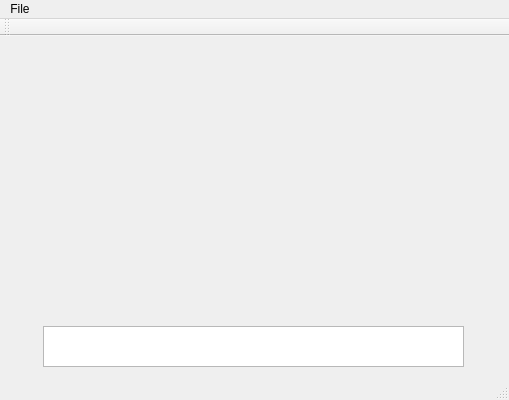
Old version of the form Measurement_Monitor/measurement_monitor.ui in the repository ForSuhr/OscilloscopeSimulator.
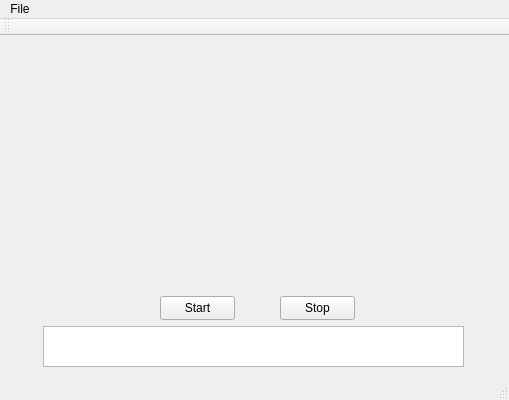
New version of the form.

Diff of the .ui file:
```diff
--- a/Measurement_Monitor/measurement_monitor.ui
+++ b/Measurement_Monitor/measurement_monitor.ui
@@ -34,6 +34,32 @@
      </rect>
     </property>
    </widget>
+   <widget class="QPushButton" name="start_btn">
+    <property name="geometry">
+     <rect>
+      <x>160</x>
+      <y>260</y>
+      <width>75</width>
+      <height>24</height>
+     </rect>
+    </property>
+    <property name="text">
+     <string>Start</string>
+    </property>
+   </widget>
+   <widget class="QPushButton" name="stop_btn">
+    <property name="geometry">
+     <rect>
+      <x>280</x>
+      <y>260</y>
+      <width>75</width>
+      <height>24</height>
+     </rect>
+    </property>
+    <property name="text">
+     <string>Stop</string>
+    </property>
+   </widget>
   </widget>
   <widget class="QMenuBar" name="menuBar">
    <property name="geometry">
```
